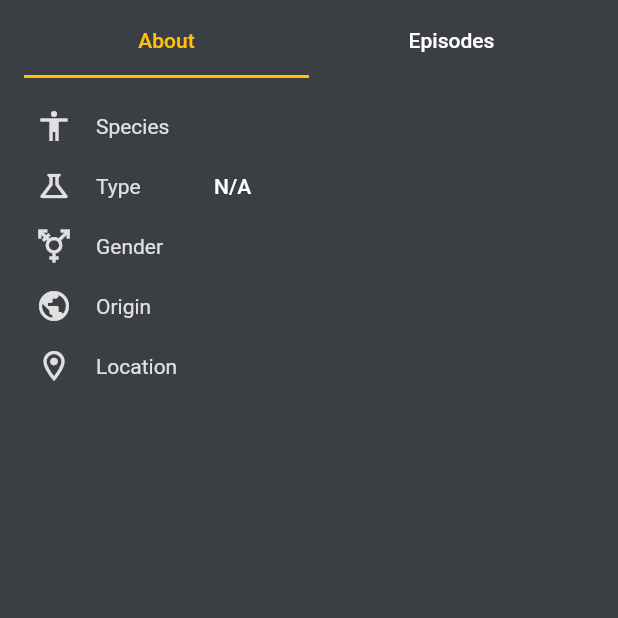
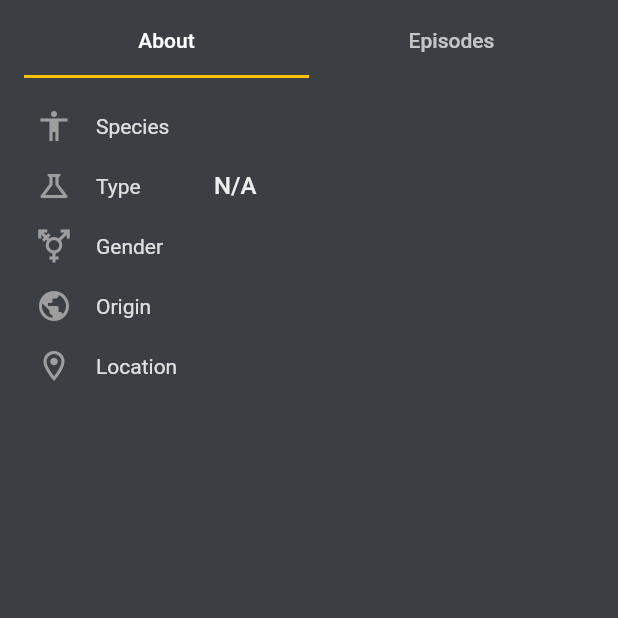
Before and after one commit to TanMar23/rick_and_morty_app, a Flutter app: the TabsInformation screen opened directly with empty values, on a phone screen of 412 x 824 dp, the top half of it. Run offline on Flutter 3.47's test engine with Material 2 defaults, Android fonts, the phone set to English and light mode, and no system bars; our stand-ins replace shared_preferences; accounts and stored records are empty; network calls fail.

Commit message:
Adding main theme

```diff
--- a/lib/screens/list_page.dart
+++ b/lib/screens/list_page.dart
@@ -80,7 +80,6 @@ class _ListPageState extends State<ListPage> {
                           ? const CircularProgressIndicator()
                           : const Text(
                               'No more items to load',
-                              style: TextStyle(color: Colors.white),
                             ),
                     ),
                   );
--- a/lib/widgets/circle_avatar_img.dart
+++ b/lib/widgets/circle_avatar_img.dart
@@ -46,11 +46,7 @@ class CircleAvatarImg extends StatelessWidget {
             child: Center(
                 child: Text(
               status.toUpperCase(),
-              style: const TextStyle(
-                color: Colors.white,
-                fontWeight: FontWeight.w500,
-                fontSize: 16,
-              ),
+              style: Theme.of(context).textTheme.labelMedium,
             )),
           ),
         ),
--- a/lib/widgets/tabs_information.dart
+++ b/lib/widgets/tabs_information.dart
@@ -30,8 +30,6 @@ class TabsInformation extends StatelessWidget {
           automaticallyImplyLeading: false,
           title: const TabBar(
             tabs: myTabs,
-            labelColor: Colors.amber,
-            unselectedLabelColor: Colors.white,
             indicatorColor: Colors.amber,
           ),
         ),
@@ -64,18 +62,13 @@ class EpisodesSection extends StatelessWidget {
         return ListTile(
           leading: Text(
             '${episode.id}',
-            style: TextStyle(color: Colors.grey.shade300),
           ),
           title: Text(
             episode.name,
-            style: const TextStyle(
-              color: Colors.white,
-              fontWeight: FontWeight.w500,
-            ),
           ),
           subtitle: Text(
             episode.airDate,
-            style: TextStyle(color: Colors.grey.shade300),
+            style: Theme.of(context).textTheme.subtitle2,
           ),
         );
       }),
@@ -106,26 +99,31 @@ class InfoSection extends StatelessWidget {
               description: character.species,
               icon: Icons.accessibility_outlined,
               title: 'Species',
+              context: context,
             ),
             getTableRow(
               title: 'Type',
               description: character.type == '' ? 'N/A' : character.type,
               icon: Icons.science_outlined,
+              context: context,
             ),
             getTableRow(
               title: 'Gender',
               description: character.gender,
               icon: getGenderIcon(gender: character.gender),
+              context: context,
             ),
             getTableRow(
               title: 'Origin',
               description: character.origin,
               icon: Icons.public_outlined,
+              context: context,
             ),
             getTableRow(
               title: 'Location',
               description: character.location,
               icon: Icons.location_on_outlined,
+              context: context,
             ),
           ],
         ),
@@ -138,6 +136,7 @@ TableRow getTableRow({
   required String description,
   required IconData? icon,
   required String title,
+  required BuildContext context,
 }) {
   return TableRow(
     children: [
@@ -146,21 +145,15 @@ TableRow getTableRow({
         child: Row(children: [
           Icon(
             icon,
-            color: Colors.grey.shade300,
+            color: Colors.grey,
           ),
           const SizedBox(width: 16),
-          Text(
-            title,
-            style: TextStyle(color: Colors.grey.shade300),
-          ),
+          Text(title),
         ]),
       ),
       Text(
         description,
-        style: const TextStyle(
-          color: Colors.white,
-          fontWeight: FontWeight.w500,
-        ),
+        style: Theme.of(context).textTheme.subtitle1,
       ),
     ],
   );
```
Also changed, not shown: lib/main.dart (+25 -0 lines), lib/screens/detail_page.dart (+2 -6 lines), lib/widgets/card_item.dart (+1 -12 lines).
